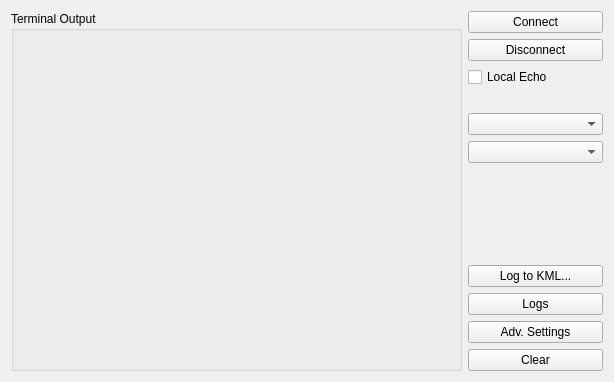
Above: src/ui/configuration/TerminalConsole.ui from labtoast/apm_planner before the change. Below: the same form after it.
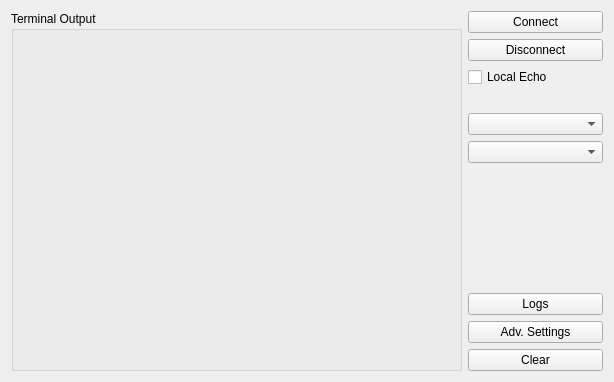
That is the form after the change.

Commit message: Terminal View: remove Log to KML button

Diff of the .ui file:
```diff
--- a/src/ui/configuration/TerminalConsole.ui
+++ b/src/ui/configuration/TerminalConsole.ui
@@ -116,22 +116,6 @@
        </property>
       </spacer>
      </item>
-     <item>
-      <widget class="QPushButton" name="logToKmlButton">
-       <property name="minimumSize">
-        <size>
-         <width>135</width>
-         <height>0</height>
-        </size>
-       </property>
-       <property name="toolTip">
-        <string>Pick a dataflash log file to generate a KML/KMZ file from</string>
-       </property>
-       <property name="text">
-        <string>Log to KML...</string>
-       </property>
-      </widget>
-     </item>
      <item>
       <widget class="QPushButton" name="logsButton">
        <property name="minimumSize">
```
The commit also changes 3 other files.
